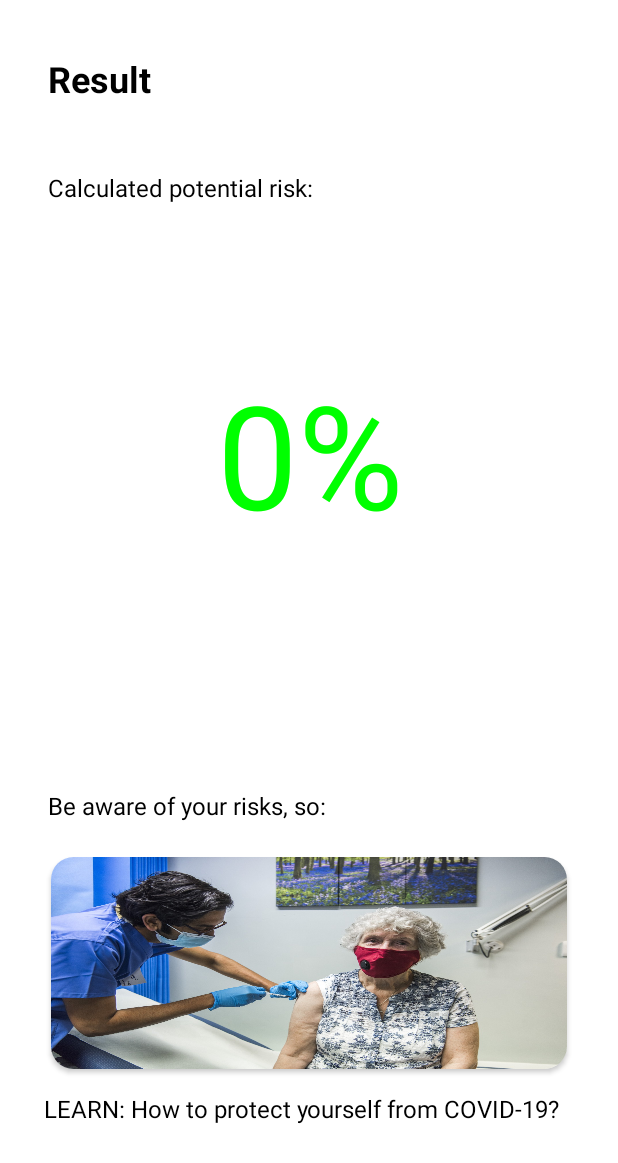
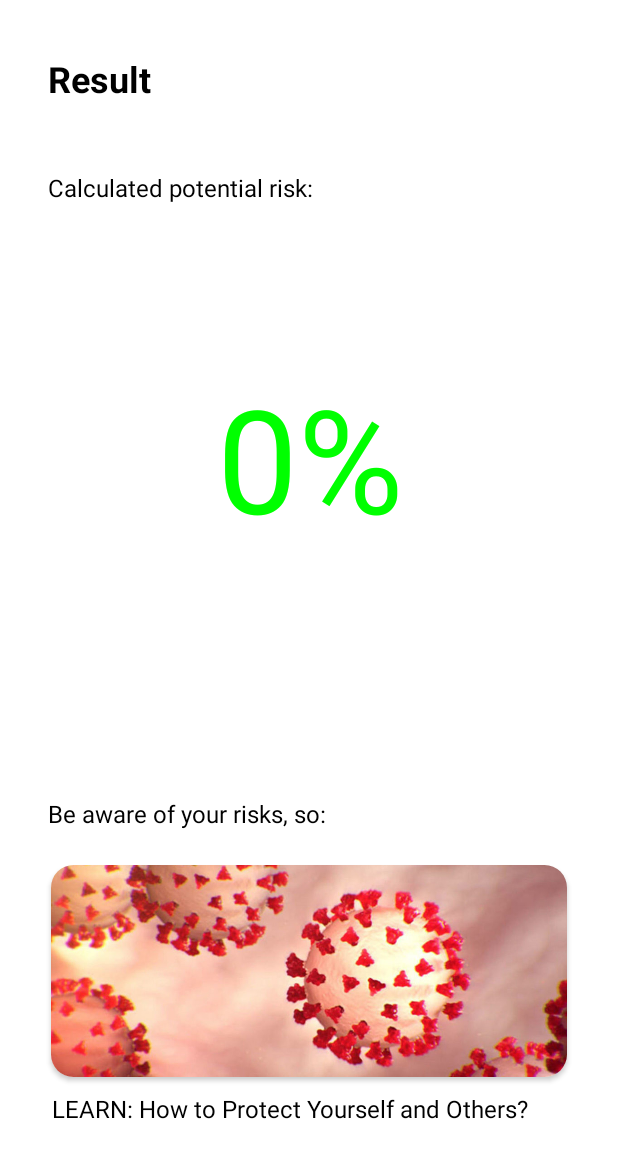
Before and after one commit to hgsayim/Covid19Riskmeter, an Android app: the RiskmeterActivity screen opened directly, with no data from a screen before it, on a phone screen of 412 x 824 dp. Shown: the top 1163 px of the screen. Run offline under Robolectric (Android 15) with nearby library versions, the phone set to English and light mode, and no system bars.

Commit message:
bug fixes

```diff
--- a/app/src/main/res/layout/activity_home.xml
+++ b/app/src/main/res/layout/activity_home.xml
@@ -124,7 +124,7 @@
         app:layout_constraintTop_toBottomOf="@+id/txtTitle8">
 
         <ImageView
-            android:id="@+id/imgBlog"
+            android:id="@+id/imgBlog2"
             android:layout_width="match_parent"
             android:layout_height="match_parent"
             android:layout_marginStart="0dp"
--- a/app/src/main/res/layout/activity_riskmeter.xml
+++ b/app/src/main/res/layout/activity_riskmeter.xml
@@ -34,13 +34,14 @@
         app:layout_constraintTop_toBottomOf="@+id/txtTitle9" />
 
     <TextView
-        android:id="@+id/txtInfo10"
+        android:id="@+id/txtBlogTitle2"
         android:layout_width="354dp"
         android:layout_height="36dp"
-        android:layout_marginStart="29dp"
+        android:layout_marginStart="40dp"
         android:layout_marginEnd="29dp"
         android:layout_marginBottom="60dp"
-        android:text="LEARN: How to protect yourself from COVID-19?"
+        android:onClick="goToArticle"
+        android:text="LEARN: How to Protect Yourself and Others?"
         android:textColor="?android:textColorPrimary"
         android:textSize="16sp"
         app:layout_constraintBottom_toBottomOf="parent"
@@ -53,25 +54,26 @@
         android:layout_height="141dp"
         android:layout_marginStart="32dp"
         android:layout_marginEnd="32dp"
-        android:layout_marginBottom="15dp"
+        android:layout_marginBottom="10dp"
         app:cardCornerRadius="15dp"
-        app:layout_constraintBottom_toTopOf="@+id/txtInfo10"
+        app:layout_constraintBottom_toTopOf="@+id/txtBlogTitle2"
         app:layout_constraintEnd_toEndOf="parent"
         app:layout_constraintStart_toStartOf="parent">
 
         <ImageView
-            android:id="@+id/imgBlog"
+            android:id="@+id/imgBlog2"
             android:layout_width="wrap_content"
             android:layout_height="match_parent"
             android:layout_marginStart="0dp"
             android:layout_marginTop="0dp"
             android:layout_marginEnd="0dp"
+            android:onClick="goToArticle"
             android:scaleType="fitXY"
             app:layout_constraintEnd_toEndOf="parent"
             app:layout_constraintStart_toStartOf="parent"
             app:layout_constraintTop_toBottomOf="@+id/txtTitle8"
             app:shapeAppearanceOverlay="@style/circleImageViewStyle"
-            app:srcCompat="@drawable/vaccination_image" />
+            app:srcCompat="@drawable/covid" />
     </androidx.cardview.widget.CardView>
 
     <TextView
--- a/app/src/main/res/layout/blog.xml
+++ b/app/src/main/res/layout/blog.xml
@@ -31,7 +31,7 @@
         app:layout_constraintTop_toTopOf="parent">
 
         <ImageView
-            android:id="@+id/imgBlog"
+            android:id="@+id/imgBlog2"
             android:layout_width="match_parent"
             android:layout_height="match_parent"
             android:layout_marginStart="0dp"
```
Also changed, not shown: app/src/main/java/com/covid19riskmeter/BlogActivity.java (+1 -8 lines), app/src/main/java/com/covid19riskmeter/HomeActivity.java (+1 -6 lines), app/src/main/java/com/covid19riskmeter/RiskmeterActivity.java (+7 -0 lines), app/src/main/res/drawable/covid.jpg (added).
